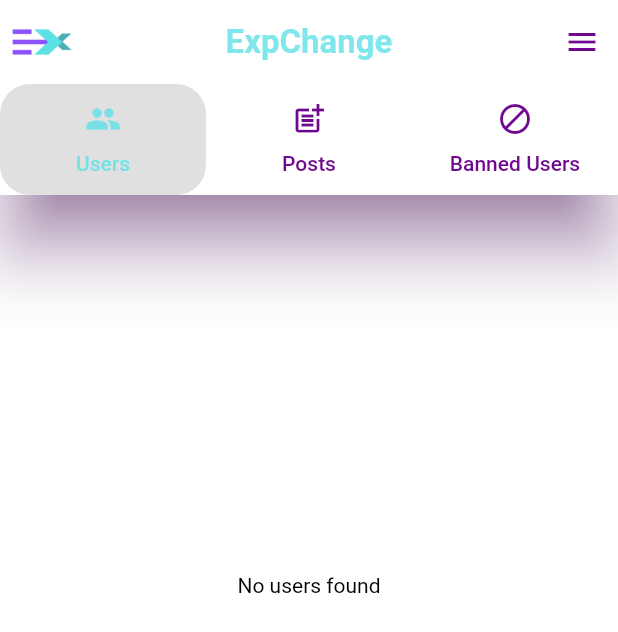
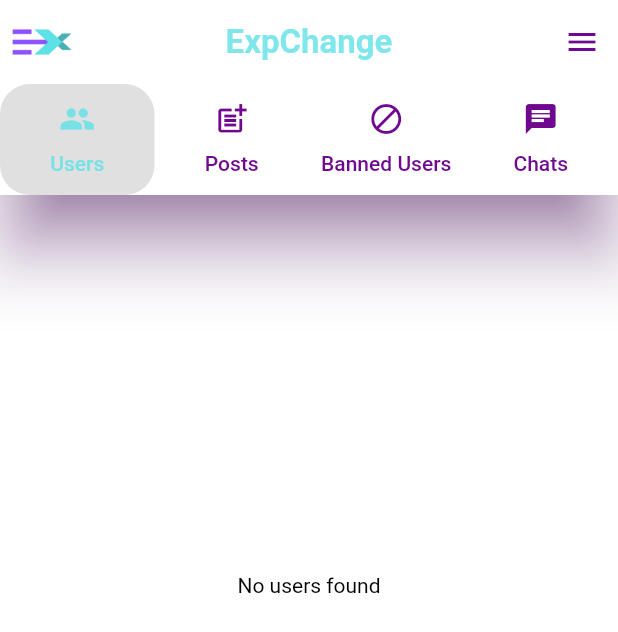
Before and after one commit to MaythamGhaly/exchange-app, a Flutter app: the adminPage screen opened directly, on a phone screen of 412 x 824 dp. Shown: the top 632 px of the screen. Run offline on Flutter 3.47's test engine with Material 2 defaults, Android fonts, the phone set to English and light mode, and no system bars; our stand-ins replace carousel_slider, drop_shadow_image, dropdown_button2, image_picker, liquid_progress_indicator, shared_preferences and 1 more; accounts and stored records are empty; network calls fail; project files that could hold a hidden picture were left out.

Commit message:
frontend: add chat with admin

```diff
--- a/frontend/lib/screens/adminScreen/adminPage.dart
+++ b/frontend/lib/screens/adminScreen/adminPage.dart
@@ -7,6 +7,7 @@ import 'package:shared_preferences/shared_preferences.dart';
 
 import '../../provider/dark_theme_provider.dart';
 import '../userScreen.dart/login.dart';
+import '../userScreen.dart/mainChatsPage.dart';
 
 class adminPage extends StatefulWidget {
   const adminPage({super.key});
@@ -26,7 +27,7 @@ class _adminPageState extends State<adminPage> with TickerProviderStateMixin {
 
   @override
   void initState() {
-    _controller = TabController(length: 3, vsync: this);
+    _controller = TabController(length: 4, vsync: this);
     super.initState();
   }
 
@@ -121,6 +122,10 @@ class _adminPageState extends State<adminPage> with TickerProviderStateMixin {
               icon: Icon(Icons.block),
               text: 'Banned Users',
             ),
+            Tab(
+              icon: Icon(Icons.chat),
+              text: 'Chats',
+            ),
           ],
         ),
       ),
@@ -130,6 +135,7 @@ class _adminPageState extends State<adminPage> with TickerProviderStateMixin {
           userSection(),
           postsSections(),
           bannedSection(),
+          SingleChildScrollView(child: CustomCard()),
         ],
       ),
     );
```
